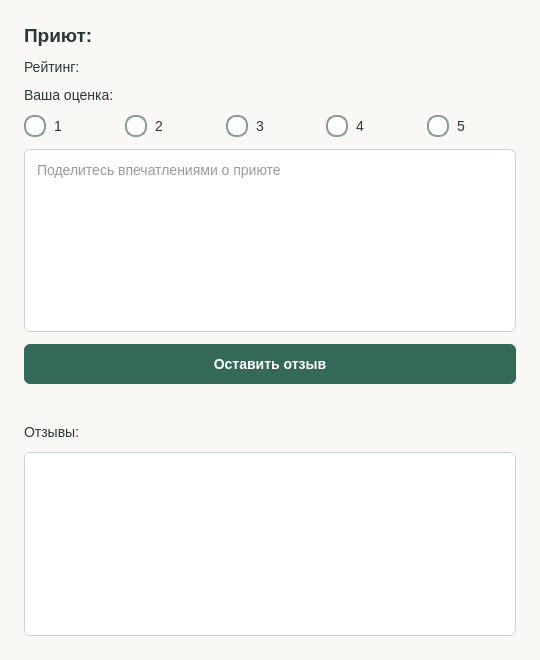
Qt form review.ui (kayeros/Murteka) before a commit.
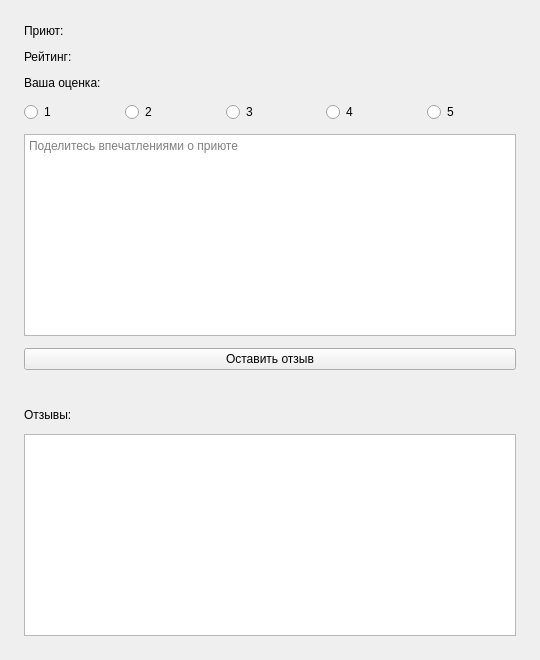
The same form after that commit.

Diff of the .ui file:
```diff
--- a/review.ui
+++ b/review.ui
@@ -2,18 +2,7 @@
 <ui version="4.0"><class>ReviewWindow</class><widget class="QWidget" name="ReviewWindow">
 <property name="geometry"><rect><x>0</x><y>0</y><width>540</width><height>660</height></rect></property>
 <property name="minimumSize"><size><width>380</width><height>400</height></size></property>
-<property name="windowTitle"><string>Муртека: отзыв о приюте</string></property><property name="styleSheet"><string>QWidget { background-color: #faf8f5; color: #293936; font-family: "DejaVu Sans"; font-size: 14px; }
-QLineEdit, QPlainTextEdit, QListWidget { background-color: white; border: 1px solid #c9d6cf; border-radius: 6px; padding: 8px; }
-QPushButton { background-color: #346859; color: white; border: none; border-radius: 6px; padding: 12px; font-weight: bold; }
-QPushButton:hover { background-color: #285346; } QPushButton:disabled { background-color: #8b9f96; }
-QLabel#petLabel, QLabel#shelterLabel { font-size: 19px; font-weight: bold; }
-QLabel#errorLabel { color: red; }
-QRadioButton { spacing: 8px; }
-QRadioButton::indicator { width: 18px; height: 18px; border-radius: 10px; }
-QRadioButton::indicator:unchecked { background-color: white; border: 2px solid #879c93; }
-QRadioButton::indicator:unchecked:hover { border: 2px solid #346859; }
-QRadioButton::indicator:checked { background-color: #26965a; border: 2px solid #1b7042; }
-QRadioButton::indicator:checked:hover { background-color: #21834f; }</string></property>
+<property name="windowTitle"><string>Муртека: отзыв о приюте</string></property>
 <layout class="QVBoxLayout" name="verticalLayout">
 <property name="spacing"><number>12</number></property><property name="leftMargin"><number>24</number></property><property name="rightMargin"><number>24</number></property><property name="topMargin"><number>24</number></property><property name="bottomMargin"><number>24</number></property>
 <item><widget class="QLabel" name="shelterLabel"><property name="text"><string>Приют:</string></property><property name="wordWrap"><bool>true</bool></property></widget></item><item><widget class="QLabel" name="avgLabel"><property name="text"><string>Рейтинг:</string></property><property name="wordWrap"><bool>true</bool></property></widget></item><item><widget class="QLabel" name="ratingLabel"><property name="text"><string>Ваша оценка:</string></property><property name="wordWrap"><bool>true</bool></property></widget></item><item><layout class="QHBoxLayout" name="ratingLayout"><item><widget class="QRadioButton" name="r1"><property name="text"><string>1</string></property><attribute name="buttonGroup"><string notr="true">ratingGroup</string></attribute></widget></item><item><widget class="QRadioButton" name="r2"><property name="text"><string>2</string></property><attribute name="buttonGroup"><string notr="true">ratingGroup</string></attribute></widget></item><item><widget class="QRadioButton" name="r3"><property name="text"><string>3</string></property><attribute name="buttonGroup"><string notr="true">ratingGroup</string></attribute></widget></item><item><widget class="QRadioButton" name="r4"><property name="text"><string>4</string></property><attribute name="buttonGroup"><string notr="true">ratingGroup</string></attribute></widget></item><item><widget class="QRadioButton" name="r5"><property name="text"><string>5</string></property><attribute name="buttonGroup"><string notr="true">ratingGroup</string></attribute></widget></item></layout></item><item><widget class="QPlainTextEdit" name="textEdit"><property name="placeholderText"><string>Поделитесь впечатлениями о приюте</string></property></widget></item><item><widget class="QPushButton" name="sendBtn"><property name="text"><string>Оставить отзыв</string></property></widget></item><item><widget class="QLabel" name="errorLabel"><property name="text"><string></string></property><property name="wordWrap"><bool>true</bool></property></widget></item><item><widget class="QLabel" name="reviewsLabel"><property name="text"><string>Отзывы:</string></property><property name="wordWrap"><bool>true</bool></property></widget></item><item><widget class="QListWidget" name="reviewsList"><property name="wordWrap"><bool>true</bool></property></widget></item></layout></widget><resources/><connections/><buttongroups><buttongroup name="ratingGroup"/></buttongroups></ui>
```
